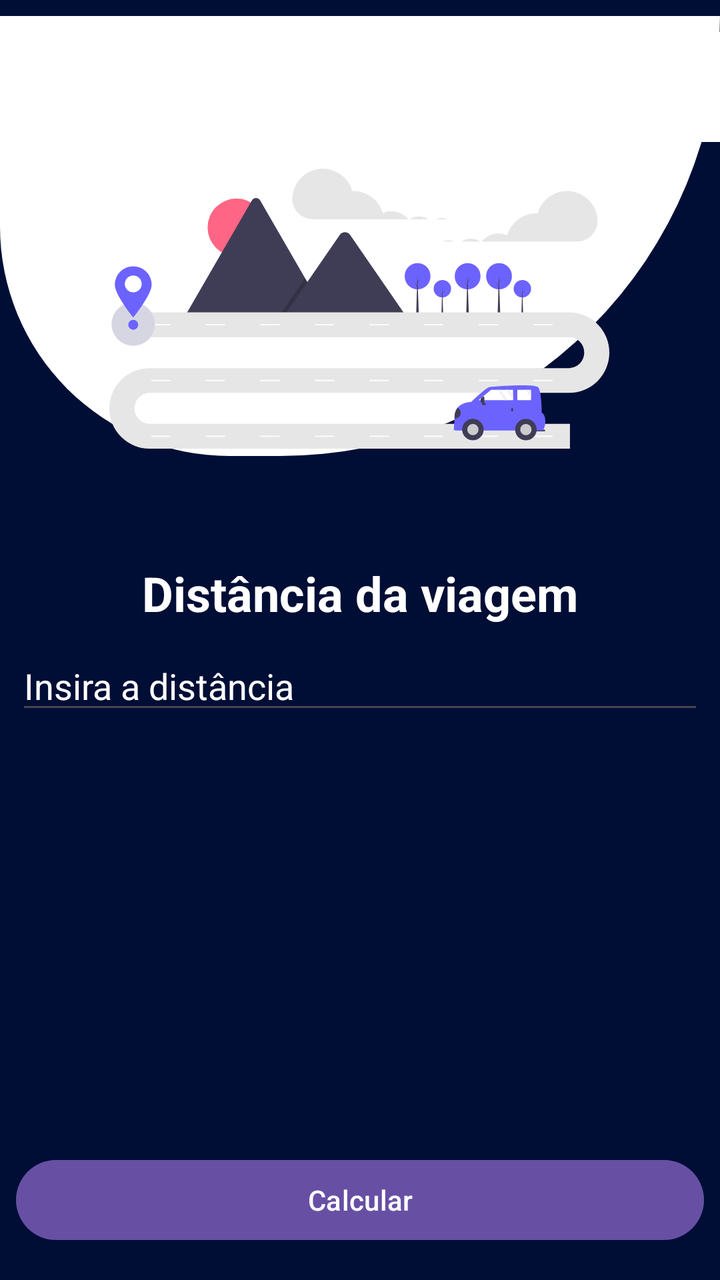
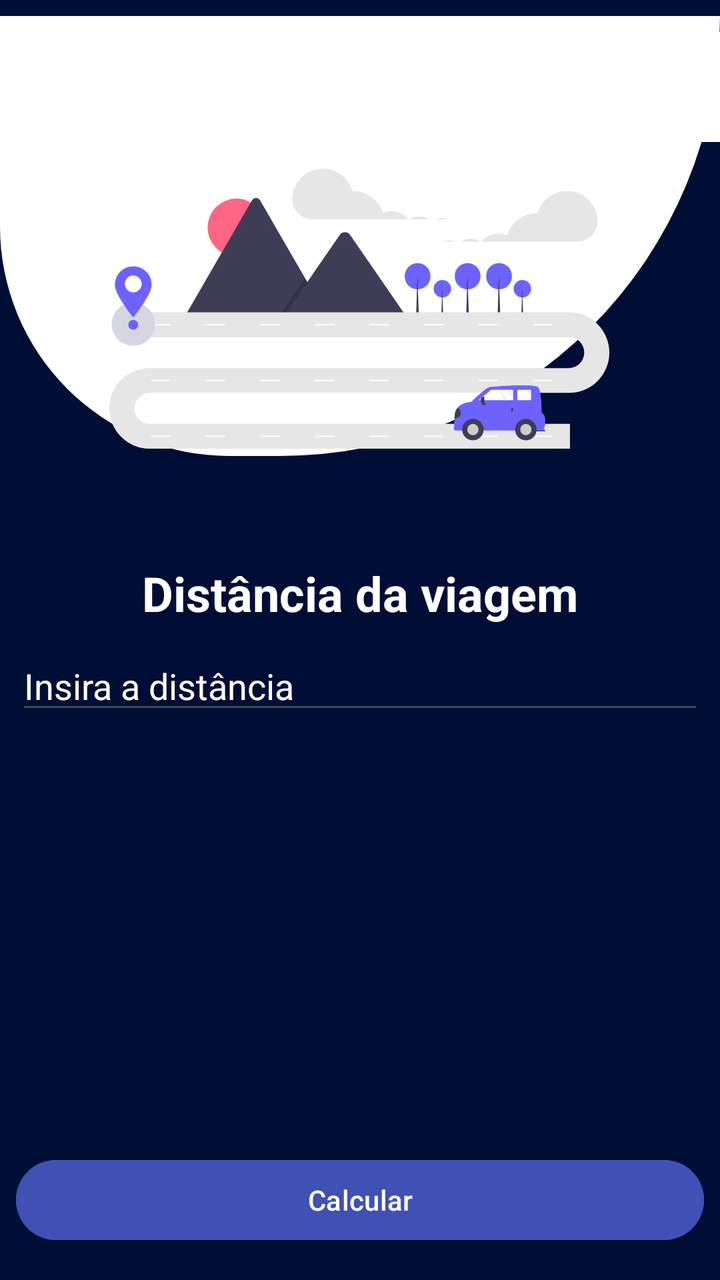

Screens rendered from an Android XML layout before and after an edit, with the pre-edit source and the edit as a unified diff.
<!-- AndroidManifest.xml: application theme Theme.FuelCalculator -->
<!-- res/layout/activity_distancia.xml -->
<?xml version="1.0" encoding="utf-8"?>
<androidx.constraintlayout.widget.ConstraintLayout xmlns:android="http://schemas.android.com/apk/res/android"
    xmlns:app="http://schemas.android.com/apk/res-auto"
    xmlns:tools="http://schemas.android.com/tools"
    android:id="@+id/main"
    android:background="@color/background"
    android:layout_width="match_parent"
    android:layout_height="match_parent"
    tools:context=".DistanciaActivity">

    <LinearLayout
        android:id="@+id/linearLayout"
        android:layout_width="match_parent"
        android:layout_height="220dp"
        android:layout_marginTop="8dp"
        android:background="@drawable/bg_rounded"
        android:gravity="center"
        app:layout_constraintEnd_toEndOf="parent"
        app:layout_constraintHorizontal_bias="1.0"
        app:layout_constraintStart_toStartOf="parent"
        app:layout_constraintTop_toTopOf="parent" />

    <EditText
        android:id="@+id/edtDistancia"
        android:layout_width="0dp"
        android:layout_height="wrap_content"
        android:layout_marginStart="8dp"
        android:layout_marginTop="8dp"
        android:layout_marginEnd="8dp"
        android:ems="10"
        android:hint="Insira a distância"
        android:inputType="number"
        android:textColor="@color/white"
        android:textColorHint="@color/white"
        app:layout_constraintEnd_toEndOf="parent"
        app:layout_constraintHorizontal_bias="0.0"
        app:layout_constraintStart_toStartOf="parent"
        app:layout_constraintTop_toBottomOf="@+id/tvTituloDistancia" />

    <Button
        android:id="@+id/btnDistanciaCalcular"
        android:layout_width="0dp"
        android:layout_height="wrap_content"
        android:layout_marginStart="8dp"
        android:layout_marginEnd="8dp"
        android:layout_marginBottom="16dp"
        android:text="Calcular"
        app:layout_constraintBottom_toBottomOf="parent"
        app:layout_constraintEnd_toEndOf="parent"
        app:layout_constraintStart_toStartOf="parent" />

    <ImageView
        android:id="@+id/imageView"
        android:layout_width="250dp"
        android:layout_height="220dp"
        android:layout_marginTop="16dp"
        android:src="@drawable/icon_pin_distancia"
        app:layout_constraintBottom_toBottomOf="parent"
        app:layout_constraintEnd_toEndOf="parent"
        app:layout_constraintHorizontal_bias="0.496"
        app:layout_constraintStart_toStartOf="parent"
        app:layout_constraintTop_toTopOf="parent"
        app:layout_constraintVertical_bias="0.07" />

    <TextView
        android:id="@+id/tvTituloDistancia"
        android:layout_width="wrap_content"
        android:layout_height="wrap_content"
        android:layout_marginTop="16dp"
        android:text="Distância da viagem"
        android:textColor="@color/white"
        android:textColorHint="@android:color/darker_gray"
        android:textSize="24sp"
        android:textStyle="bold"
        app:layout_constraintEnd_toEndOf="parent"
        app:layout_constraintStart_toStartOf="parent"
        app:layout_constraintTop_toBottomOf="@+id/imageView" />

    <com.google.android.material.appbar.MaterialToolbar
        android:id="@+id/toolbar_distancia"
        android:layout_width="378dp"
        android:layout_height="55dp"
        android:layout_marginTop="16dp"
        android:background="@color/white"
        android:minHeight="?attr/actionBarSize"
        app:layout_constraintEnd_toEndOf="parent"
        app:layout_constraintHorizontal_bias="0.34"
        app:layout_constraintStart_toStartOf="parent"
        app:layout_constraintTop_toTopOf="parent"
        app:title=" " />

</androidx.constraintlayout.widget.ConstraintLayout>
<!-- resources referenced by this layout -->
<resources>
  <color name="background">#000E35</color>
  <color name="white">#FFFFFFFF</color>
  <!-- drawable bg_rounded (drawable) -->
  <?xml version="1.0" encoding="utf-8"?>
  <shape xmlns:android="http://schemas.android.com/apk/res/android"
      android:shape="rectangle">
  
      <solid android:color="@android:color/white"/>
  
      <corners
          android:topLeftRadius="0dp"
          android:topRightRadius="0dp"
          android:bottomLeftRadius="120dp"
          android:bottomRightRadius="230dp"/>
  
      <padding
          android:left="12dp"
          android:top="12dp"
          android:right="12dp"
          android:bottom="12dp"/>
  
  </shape>
  <!-- drawable icon_pin_distancia: vector/xml drawable (drawable, 10028 chars, omitted) -->
  <style name="Theme.FuelCalculator" parent="Base.Theme.FuelCalculator" />
  <style name="Base.Theme.FuelCalculator" parent="Theme.Material3.DayNight.NoActionBar">
          
          
      </style>
</resources>

<!-- the commit's change to res/layout/activity_distancia.xml (unified diff, before → after) -->
@@ -44,6 +44,7 @@
         android:layout_marginStart="8dp"
         android:layout_marginEnd="8dp"
         android:layout_marginBottom="16dp"
+        android:backgroundTint="#3F51B5"
         android:text="Calcular"
         app:layout_constraintBottom_toBottomOf="parent"
         app:layout_constraintEnd_toEndOf="parent"
